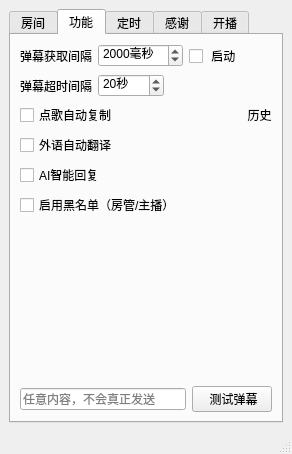
The window that mainwindow.ui (iwxyi/Bilibili-MagicalDanmaku) describes before a commit, drawn with Qt 5.
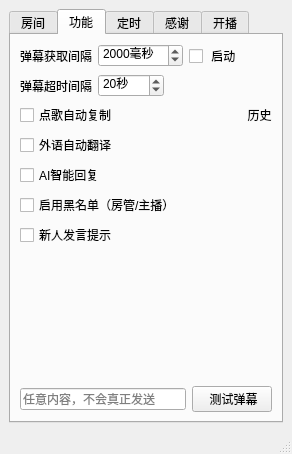
The same window after the commit.

Commit message: 新增新人发言提示

The edit to the form file:
```diff
--- a/mainwindow.ui
+++ b/mainwindow.ui
@@ -293,6 +293,20 @@
           </item>
          </layout>
         </item>
+        <item>
+         <layout class="QHBoxLayout" name="horizontalLayout_18">
+          <property name="topMargin">
+           <number>0</number>
+          </property>
+          <item>
+           <widget class="QCheckBox" name="newbieTipCheck">
+            <property name="text">
+             <string>新人发言提示</string>
+            </property>
+           </widget>
+          </item>
+         </layout>
+        </item>
         <item>
          <spacer name="verticalSpacer_2">
           <property name="orientation">
```
The commit also changes 4 other files.
